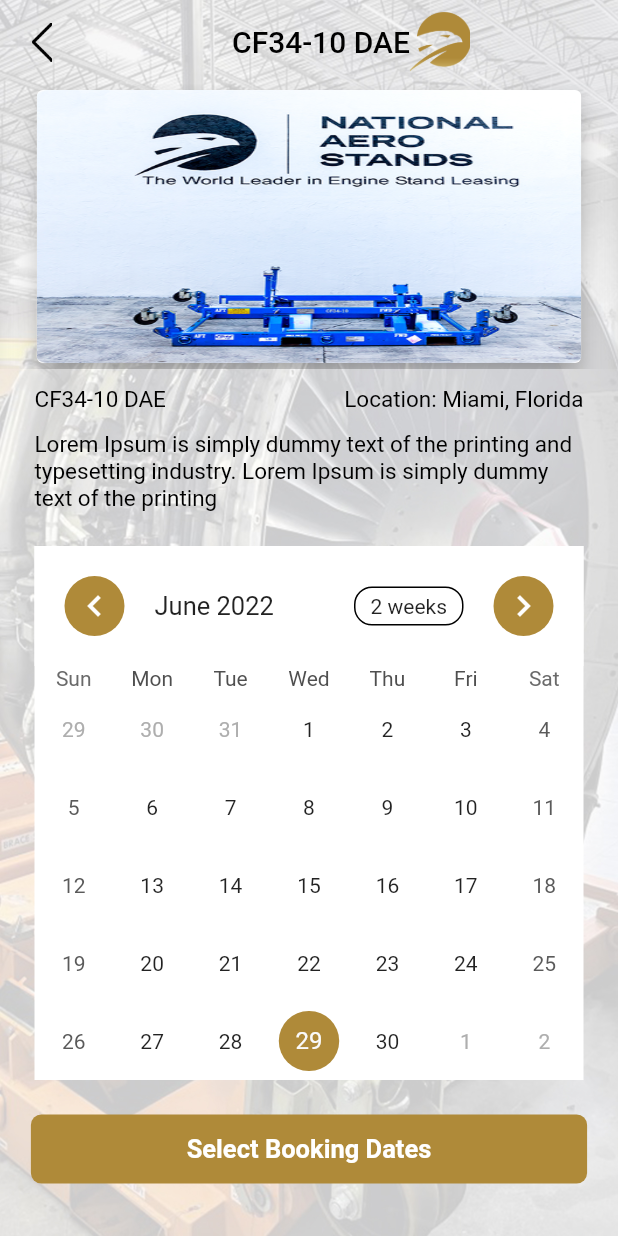
After one commit to UmaiZ/stande_aero, a Flutter app: the booking screen opened directly, on a phone screen of 412 x 824 dp. The commit adds this screen. Run offline on Flutter 3.47's test engine with Material 2 defaults, Android fonts, the light colour scheme and no system bars; drawn by our look-alikes of carousel_slider, table_calendar; our stand-ins replace get.

Commit message:
Booking Details  Completed

```diff
--- /dev/null
+++ b/lib/screens/booking/booking.dart
@@ -0,0 +1,214 @@
+// import 'dart:html';
+
+import 'package:flutter/material.dart';
+import 'package:carousel_slider/carousel_slider.dart';
+import 'package:stande_aero/helper/colors.dart';
+import 'package:table_calendar/table_calendar.dart';
+
+class booking extends StatelessWidget {
+  booking({Key? key}) : super(key: key);
+  double pad = 23.0;
+  @override
+  Widget build(BuildContext context) {
+    double res_width = MediaQuery.of(context).size.width;
+    double res_height = MediaQuery.of(context).size.height;
+    return Scaffold(
+      appBar: AppBar(
+        automaticallyImplyLeading: false,
+        backgroundColor: Colors.transparent,
+        elevation: 0,
+        centerTitle: true,
+        leading: GestureDetector(
+          behavior: HitTestBehavior.translucent,
+          onTap: () {
+            Navigator.pop(context);
+            // _key.currentState!.openDrawer();
+          },
+          child: Padding(
+            padding: const EdgeInsets.all(15),
+            child: Container(
+                width: 25,
+                child: Image.asset(
+                  'assets/slicing/Untitled-3.png',
+                )),
+          ),
+        ),
+        title: Row(
+          mainAxisAlignment: MainAxisAlignment.center,
+          children: [
+            Text(
+              'CF34-10 DAE',
+              style: TextStyle(color: Colors.black),
+            ),
+            Container(
+                width: 40,
+                height: 40,
+                child: Image.asset('assets/slicing/Untitled-4.png',
+                    fit: BoxFit.cover)),
+          ],
+        ),
+        // actions: [
+        //   Padding(
+        //     padding: const EdgeInsets.all(8.0),
+        //     child: GestureDetector(
+        //       onTap: () {
+        //         Get.to(Editprofile());
+        //       },
+        //       child: Container(
+        //           width: 30,
+        //           height: 20,
+        //           child: Image.asset('assets/slicing/Untitled-45.png',
+        //               fit: BoxFit.contain)),
+        //     ),
+        //   ),
+        // ],
+      ),
+      extendBodyBehindAppBar: true,
+      body: Container(
+        width: double.infinity,
+        // height:  double.infinity,
+        decoration: BoxDecoration(
+          image: DecorationImage(
+            image: AssetImage("assets/slicing/Untitled-46.jpg"),
+            fit: BoxFit.cover,
+          ),
+        ),
+        child: SafeArea(
+          child: Column(
+            children: [
+              custum_Slider(res_width: res_width),
+              Padding(
+                padding:
+                    EdgeInsets.symmetric(horizontal: pad, vertical: pad / 2),
+                child: Row(
+                  mainAxisAlignment: MainAxisAlignment.spaceBetween,
+                  children: [
+                    Text(
+                      'CF34-10 DAE',
+                      style: TextStyle(
+                        color: Colors.black,
+                        fontSize: 15,
+                      ),
+                    ),
+                    Text(
+                      "Location: Miami, Florida",
+                      style: TextStyle(fontSize: 15, color: Colors.black),
+                    ),
+                    // Text(
+                    //   'Miami, Florida',
+                    //   style: TextStyle(color: Colors.black),
+                    // ),
+                  ],
+                ),
+              ),
+              Padding(
+                padding: EdgeInsets.symmetric(horizontal: pad),
+                child: Text(
+                  "Lorem Ipsum is simply dummy text of the printing and typesetting industry. Lorem Ipsum is simply dummy text of the printing",
+                  style: TextStyle(fontSize: 15, color: Colors.black),
+                ),
+              ),
+              Padding(
+                padding: EdgeInsets.all(pad),
+                child: Container(
+                  decoration: BoxDecoration(color: Colors.white),
+                  child: TableCalendar(
+                    // daysOfWeekVisible: false,
+
+                    calendarStyle: CalendarStyle(
+                        todayDecoration: BoxDecoration(
+                            color: kPrimaryColor,
+                            borderRadius: BorderRadius.circular(50)),
+                        selectedDecoration:
+                            BoxDecoration(color: kPrimaryColor)),
+                    // calendarFormat: false,
+                    headerStyle: HeaderStyle(
+                        leftChevronIcon: CircleAvatar(
+                          backgroundColor: kPrimaryColor,
+                          child: Icon(
+                            Icons.chevron_left,
+                            color: Colors.white,
+                            size: 28,
+                          ),
+                        ),
+                        rightChevronIcon: CircleAvatar(
+                          backgroundColor: kPrimaryColor,
+                          child: Icon(
+                            Icons.chevron_right,
+                            color: Colors.white,
+                            size: 28,
+                          ),
+                        ),
+                        decoration: BoxDecoration(color: Colors.white)),
+                    firstDay: DateTime.utc(2010, 10, 16),
+                    lastDay: DateTime.utc(2030, 3, 14),
+                    focusedDay: DateTime.now(),
+                  ),
+                ),
+              ),
+              Container(
+                width: res_width * 0.9,
+                decoration: BoxDecoration(
+                    color: Color(0xffaf8a39),
+                    borderRadius: BorderRadius.all(Radius.circular(7))),
+                child: Padding(
+                  padding: EdgeInsets.all(13.0),
+                  child: Center(
+                    child: Text(
+                      'Select Booking Dates',
+                      style: TextStyle(
+                          color: Colors.white,
+                          fontWeight: FontWeight.bold,
+                          fontSize: 17),
+                    ),
+                  ),
+                ),
+              ),
+            ],
+          ),
+        ),
+      ),
+    );
+  }
+}
+
+class custum_Slider extends StatelessWidget {
+  const custum_Slider({
+    Key? key,
+    required this.res_width,
+  }) : super(key: key);
+
+  final double res_width;
+
+  @override
+  Widget build(BuildContext context) {
+    return CarouselSlider(
+      options: CarouselOptions(
+        height: 190.0,
+        autoPlay: true,
+        enlargeCenterPage: true,
+        viewportFraction: 0.9,
+        aspectRatio: 7.0,
+        initialPage: 2,
+      ),
+      items: [
+        1,
+        2,
+        3,
+      ].map((i) {
+        return Builder(
+          builder: (BuildContext context) {
+            return Card(
+              elevation: 8,
+              child: Image.asset(
+                "assets/slicing/Untitled-26.png",
+                width: res_width,
+                fit: BoxFit.fill,
+              ),
+            );
+          },
+        );
+      }).toList(),
+    );
+  }
+}
--- a/lib/screens/home/home.dart
+++ b/lib/screens/home/home.dart
@@ -3,6 +3,7 @@
 import 'package:flutter/src/widgets/framework.dart';
 import 'package:get/get.dart';
 import 'package:stande_aero/screens/Profile/profile.dart';
+import 'package:stande_aero/screens/booking/booking.dart';
 import 'package:stande_aero/screens/home/drawer.dart';
 // import 'package:stande_aero/screens/home/Profile/editprofile.dart';
 // import 'package:stande_aero/screens/home/Profile/profile.dart';
@@ -29,12 +30,10 @@
         drawer: NavDrawer(),
         backgroundColor: Colors.transparent,
         appBar: AppBar(
-
           automaticallyImplyLeading: false,
           backgroundColor: Colors.transparent,
           elevation: 0,
           centerTitle: true,
-
           leading: GestureDetector(
             behavior: HitTestBehavior.translucent,
             onTap: () {
@@ -160,7 +159,11 @@
   Widget StandsBox(context, image) {
     double res_width = MediaQuery.of(context).size.width;
     double res_height = MediaQuery.of(context).size.height;
-    return Container(
+    return GestureDetector(
+      onTap: () {
+        Get.to(booking());
+      },
+      child: Container(
         width: res_width * 0.475,
         child: Column(
           crossAxisAlignment: CrossAxisAlignment.start,
@@ -189,6 +192,7 @@
             )
           ],
         ),
+      ),
     );
   }
 }
--- a/pubspec.yaml
+++ b/pubspec.yaml
@@ -37,8 +37,11 @@
   get: ^4.6.5
 
 dev_dependencies:
+  carousel_slider: ^4.1.1
   flutter_test:
     sdk: flutter
+  table_calendar: ^3.0.6
+
 
   # The "flutter_lints" package below contains a set of recommended lints to
   # encourage good coding practices. The lint set provided by the package is
```
Also changed, not shown: pubspec.lock. Lines whose indentation alone changed are shown as unchanged.
